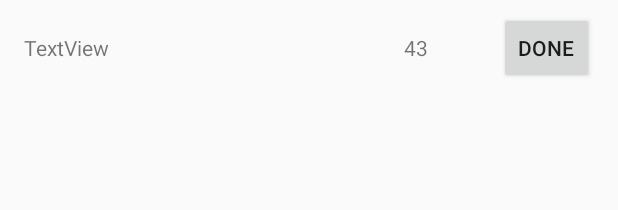
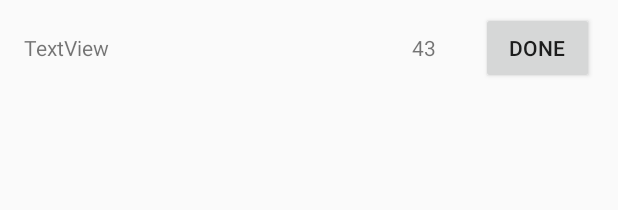
Before and after one commit to AaronVillanueva/HabitApp2, an Android app: the layout renglon_habito.xml on its own in the app's theme, with its tools: preview values and no code run, on a phone screen of 412 x 824 dp. Shown: the top 210 px of the screen. Run offline under Robolectric (Android 15) with nearby library versions, the phone set to English and light mode, and no system bars.

```diff
--- a/app/src/main/res/layout/activity_main.xml
+++ b/app/src/main/res/layout/activity_main.xml
@@ -53,7 +53,7 @@
         android:layout_height="wrap_content"
         android:layout_marginTop="32dp"
         android:onClick="ClickNuevo"
-        android:text="Button"
+        android:text="New"
         app:layout_constraintEnd_toEndOf="parent"
         app:layout_constraintStart_toStartOf="parent"
         app:layout_constraintTop_toBottomOf="@+id/recyclerHabit" />
--- a/app/src/main/res/layout/renglon_habito.xml
+++ b/app/src/main/res/layout/renglon_habito.xml
@@ -28,7 +28,7 @@
             android:id="@+id/tvPuntaje"
             android:layout_width="match_parent"
             android:layout_height="wrap_content"
-            android:layout_weight="1"
+            android:layout_weight="1.1"
             android:text="43" />
 
         <Button
```
